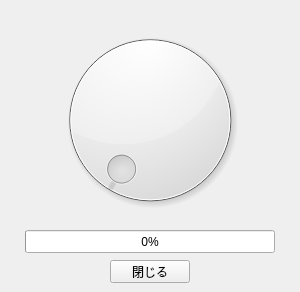
First picture: the form in dial-practice/mainwindow.ui, repository kotetsu1701a/qt-practice, before the edit.
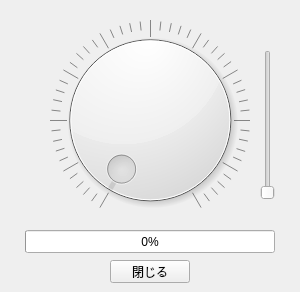
Second picture: the form after the edit.

Diff of the .ui file:
```diff
--- a/dial-practice/mainwindow.ui
+++ b/dial-practice/mainwindow.ui
@@ -23,6 +23,12 @@
       <height>200</height>
      </rect>
     </property>
+    <property name="maximum">
+     <number>100</number>
+    </property>
+    <property name="notchesVisible">
+     <bool>true</bool>
+    </property>
    </widget>
    <widget class="QProgressBar" name="progressBar">
     <property name="geometry">
@@ -56,6 +62,22 @@
      <bool>false</bool>
     </property>
    </widget>
+   <widget class="QSlider" name="verticalSlider">
+    <property name="geometry">
+     <rect>
+      <x>260</x>
+      <y>50</y>
+      <width>16</width>
+      <height>150</height>
+     </rect>
+    </property>
+    <property name="maximum">
+     <number>100</number>
+    </property>
+    <property name="orientation">
+     <enum>Qt::Vertical</enum>
+    </property>
+   </widget>
   </widget>
  </widget>
  <resources/>
```
Left out of the diff: 32 changed lines with no effect on the pictures.
